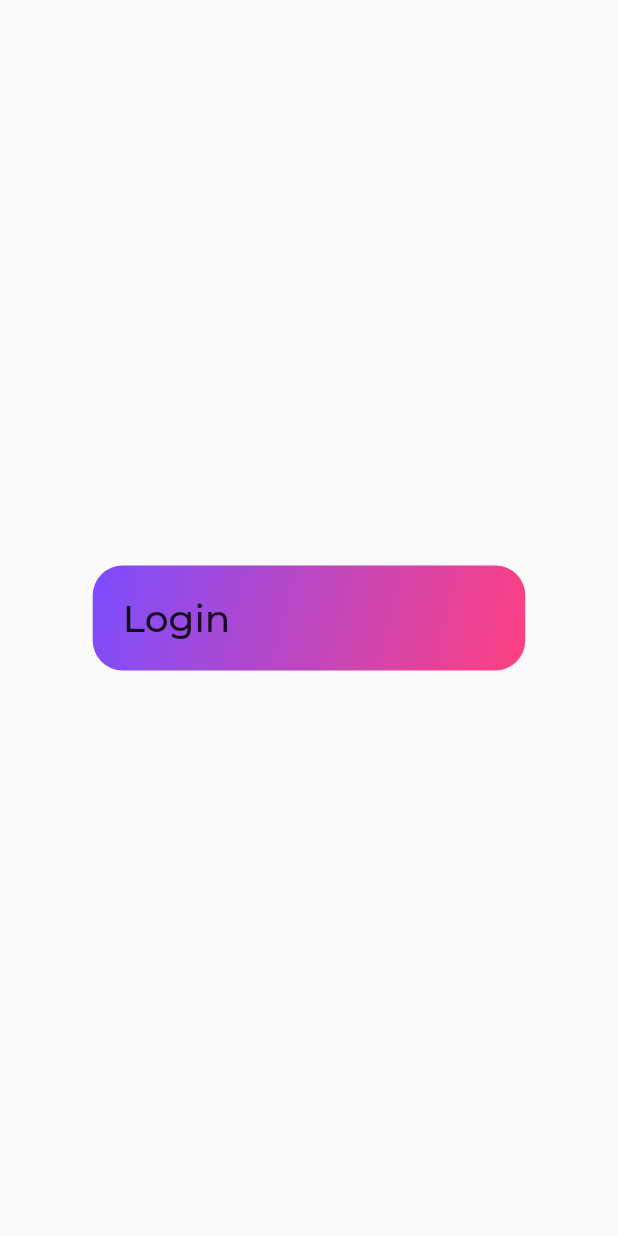
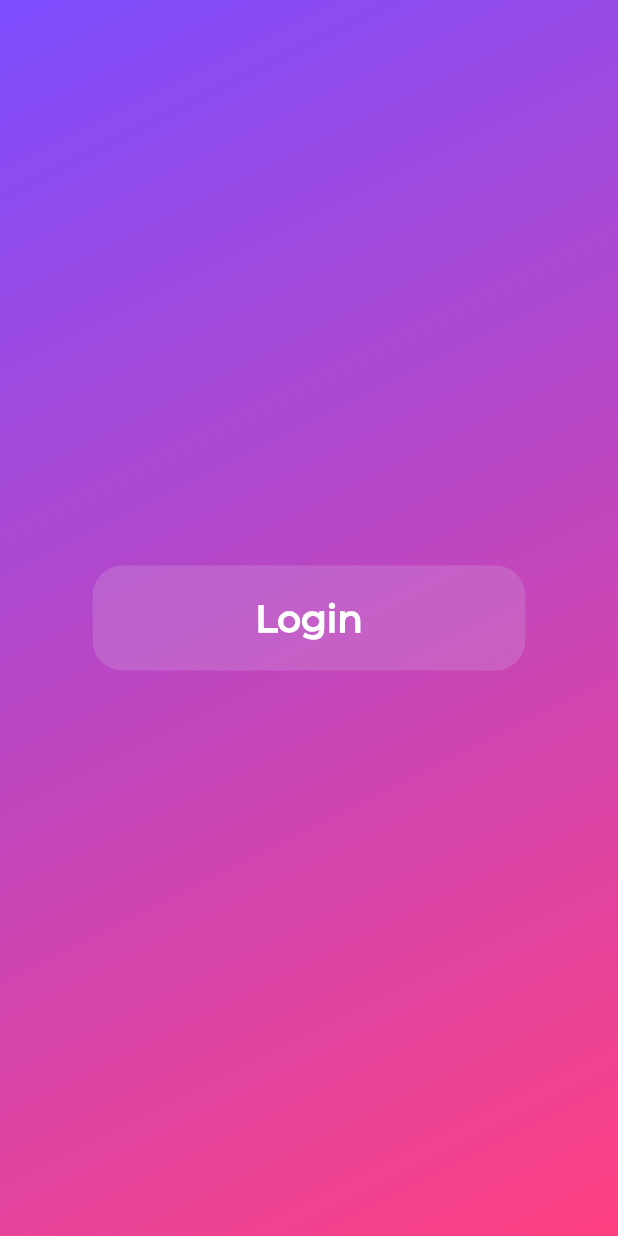
Before and after one commit to barbie-in-tech/HackOn, a Flutter app: the screen it shows after launch, on a phone screen of 412 x 824 dp. Run offline on Flutter 3.47's test engine with Material 2 defaults, Android fonts, the phone set to English and light mode, and no system bars; project files that could hold a hidden picture were left out.

Commit message:
updated login page

```diff
--- a/lib/Screens/ProductDetail_Screen.dart
+++ b/lib/Screens/ProductDetail_Screen.dart
@@ -51,8 +51,8 @@ class _ProductDetailScreenState extends State<ProductDetailScreen> {
                       "Shirt Dress with Motif",
                       style: TextStyle(
                         color: Colors.white,
-                        fontSize: 25,
-                        fontWeight: FontWeight.w600,
+                        fontSize: 32,
+                        fontWeight: FontWeight.w700,
                       ),
                     ),
                   ),
--- a/lib/Screens/login.dart
+++ b/lib/Screens/login.dart
@@ -5,26 +5,34 @@ class Login extends StatelessWidget {
   @override
   Widget build(BuildContext context) {
     return Scaffold(
-      body: Center(
-        child: MaterialButton(
-            child: Container(
-              width: MediaQuery.of(context).size.width * 0.7,
+      body: Container(
         decoration: BoxDecoration(
-                borderRadius: BorderRadius.circular(20.0),
           gradient: LinearGradient(
             begin: Alignment.topLeft,
             end: Alignment.bottomRight,
             colors: [
               Colors.deepPurpleAccent,
               Colors.pinkAccent,
-                    ]),
+            ],
+          ),
+        ),
+        child: Center(
+          child: MaterialButton(
+              child: Container(
+                width: MediaQuery.of(context).size.width * 0.7,
+                decoration: BoxDecoration(
+                  borderRadius: BorderRadius.circular(20.0),
+                  color: Colors.purple.shade200.withAlpha(86),
                 ),
                 child: Padding(
                   padding: const EdgeInsets.all(20.0),
                   child: Text(
                     "Login",
+                    textAlign: TextAlign.center,
                     style: TextStyle(
+                      color: Colors.white,
                       fontSize: 25.0,
+                      fontWeight: FontWeight.w800,
                     ),
                   ),
                 ),
@@ -33,6 +41,7 @@ class Login extends StatelessWidget {
                 Navigator.of(context).pushReplacementNamed(homeScreen);
               }),
         ),
+      ),
     );
   }
 }
```
Lines whose indentation alone changed are shown as unchanged.
